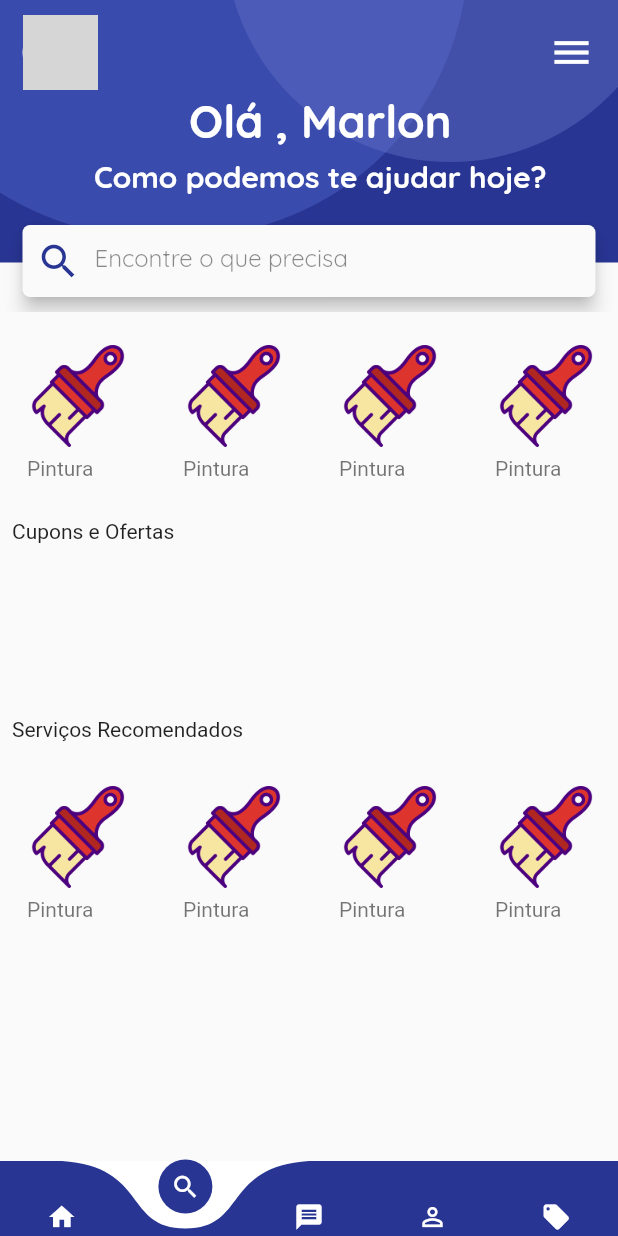
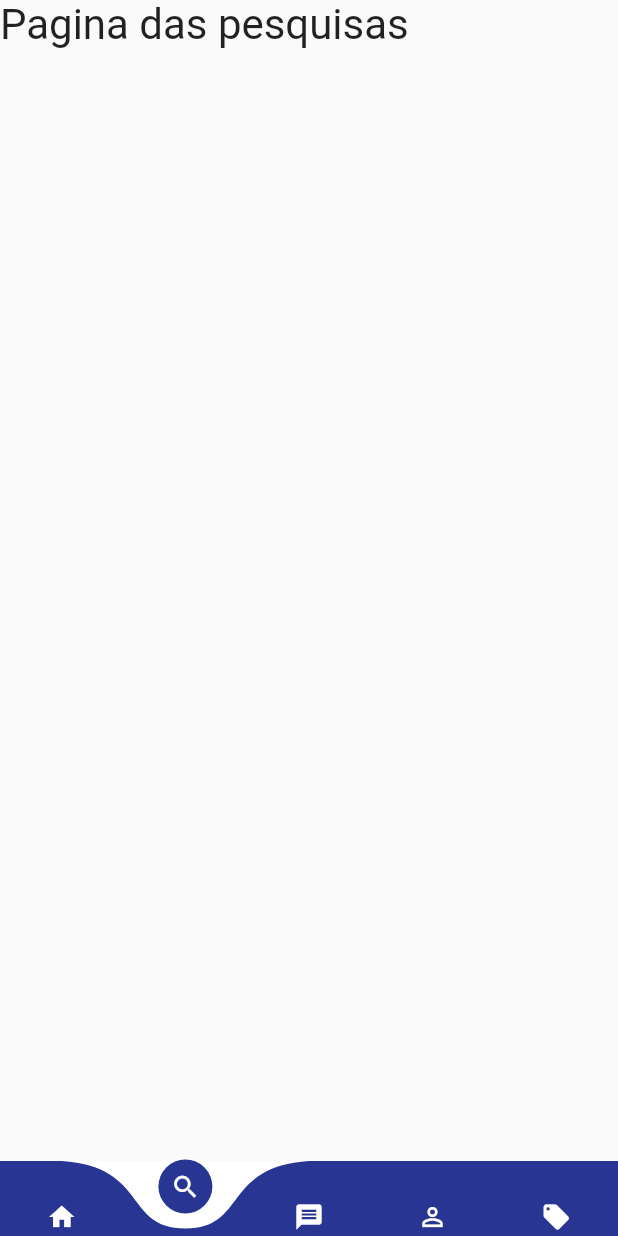
Before and after one commit to Marlon-Paulo-da-Silva/Aplicativo-de-Servi-os, a Flutter app: the screen it shows after launch, item 2 of the bottom bar chosen, on a phone screen of 412 x 824 dp. Run offline on Flutter 3.47's test engine with Material 2 defaults, Android fonts, the phone set to English and light mode, and no system bars; our stand-ins replace curved_navigation_bar; grey boxes are pictures that could not be loaded.

Commit message:
criado as paginas, e a paginação

```diff
--- a/lib/main.dart
+++ b/lib/main.dart
@@ -1,8 +1,12 @@
 import 'package:curved_navigation_bar/curved_navigation_bar.dart';
 import 'package:flutter/material.dart';
 
-import 'package:projetinhoflutterhttp/components/horizontal_listview.dart';
-import 'package:projetinhoflutterhttp/components/horizontal_listview_cupons.dart';
+import 'package:projetinhoflutterhttp/pages/flutterPages.dart';
+import 'package:projetinhoflutterhttp/pages/pageHome.dart';
+import 'package:projetinhoflutterhttp/pages/pageMessage.dart';
+import 'package:projetinhoflutterhttp/pages/pageProfile.dart';
+import 'package:projetinhoflutterhttp/pages/pageSearch.dart';
+import 'package:projetinhoflutterhttp/pages/pageOffer.dart';
 
 void main() => runApp(MyApp());
 
@@ -27,180 +31,49 @@ class HomePage extends StatefulWidget {
 }
 
 class _HomePageState extends State<HomePage> {
+  int pageIndex = 0;
+
+  final PagesFlutter _pages = PagesFlutter();
+  final PageProfile _profile = PageProfile();
+  final PageHome _home = PageHome();
+  final PageMessage _messages = PageMessage();
+  final PageOffer _offer = PageOffer();
+  final PageSearch _search = PageSearch();
+
+  Widget _showPage = new PagesFlutter();
+
+  Widget _pageChooser(int page) {
+    switch (page) {
+      case 0:
+        return _home;
+        break;
+      case 1:
+        return _search;
+        break;
+      case 2:
+        return _messages;
+        break;
+      case 3:
+        return _profile;
+        break;
+      case 4:
+        return _offer;
+        break;
+      default:
+        return new Container(
+          child: Text(
+            'Nao foi selecionado nenhuma pagina',
+            style: TextStyle(fontSize: 30),
+          ),
+        );
+    }
+  }
+
   @override
   Widget build(BuildContext context) {
     return Scaffold(
-      body: ListView(
-        children: <Widget>[
-          Column(
-            crossAxisAlignment: CrossAxisAlignment.start,
-            children: <Widget>[
-              Stack(
-                children: <Widget>[
-                  Container(
-                    height: 175.0,
-                    width: double.infinity,
-                    color: Colors.indigo[800],
-                  ),
-                  Positioned(
-                    bottom: 50.0,
-                    right: 100.0,
-                    child: Container(
-                      height: 400.0,
-                      width: 400.0,
-                      decoration: BoxDecoration(
-                        borderRadius: BorderRadius.circular(190),
-                        color: Colors.indigo[500].withOpacity(0.8),
-                      ),
-                    ),
-                  ),
-                  Positioned(
-                    bottom: 100.0,
-                    left: 150.0,
-                    child: Container(
-                      height: 300.0,
-                      width: 300.0,
-                      decoration: BoxDecoration(
-                        borderRadius: BorderRadius.circular(150),
-                        color: Colors.indigo[400].withOpacity(0.5),
-                      ),
-                    ),
-                  ),
-                  Column(
-                    children: <Widget>[
-                      SizedBox(height: 10.0),
-                      Row(
-                        children: <Widget>[
-                          SizedBox(width: 15.0),
-                          Container(
-                            alignment: Alignment.topLeft,
-                            height: 50.0,
-                            width: 50.0,
-                            decoration: BoxDecoration(
-                              borderRadius: BorderRadius.circular(25.0),
-                              border: Border.all(
-                                  color: Colors.white,
-                                  style: BorderStyle.solid,
-                                  width: 2.0),
-                              image: DecorationImage(
-                                image: AssetImage('images/perfil-marlon.jpg'),
-                              ),
-                            ),
-                          ),
-                          SizedBox(
-                            width: MediaQuery.of(context).size.width - 120.0,
-                          ),
-                          Container(
-                            alignment: Alignment.topRight,
-                            child: IconButton(
-                              icon: Icon(Icons.menu),
-                              onPressed: () {},
-                              color: Colors.white,
-                              iconSize: 30.0,
-                            ),
-                          ),
-                        ],
-                      ),
-                      SizedBox(height: 2.0),
-                      Padding(
-                        padding: EdgeInsets.only(left: 15.0),
-                        child: Text(
-                          'Olá , Marlon',
-                          style: TextStyle(
-                            fontFamily: 'Quicksand',
-                            fontSize: 30.0,
-                            fontWeight: FontWeight.bold,
-                            color: Colors.white,
-                          ),
-                        ),
-                      ),
-                      SizedBox(height: 5.0),
-                      Padding(
-                        padding: EdgeInsets.only(left: 15.0),
-                        child: Text(
-                          'Como podemos te ajudar hoje?',
-                          style: TextStyle(
-                            fontFamily: 'Quicksand',
-                            fontSize: 20.0,
-                            fontWeight: FontWeight.bold,
-                            color: Colors.white,
-                          ),
-                        ),
-                      ),
-                      SizedBox(height: 20.0),
-                      Padding(
-                        padding: EdgeInsets.only(left: 15.0, right: 15.0),
-                        child: Material(
-                          elevation: 5.0,
-                          borderRadius: BorderRadius.circular(5.0),
-                          child: TextFormField(
-                            decoration: InputDecoration(
-                              border: InputBorder.none,
-                              prefixIcon: Icon(
-                                Icons.search,
-                                color: Colors.indigo[800],
-                                size: 30.0,
-                              ),
-                              hintText: 'Encontre o que precisa',
-                              hintStyle: TextStyle(
-                                  color: Colors.black45,
-                                  fontFamily: 'Quicksand'),
-                            ),
-                          ),
-                        ),
-                      ),
-                      SizedBox(height: 10.0),
-                    ],
-                  )
-                ],
-              ),
-              SizedBox(
-                height: 10.0,
-              ),
-              Stack(
-                children: <Widget>[
-                  SizedBox(
-                    height: 10.0,
-                  ),
-                  HorizontalList(),
-                ],
-              ),
-              SizedBox(
-                height: 20.0,
-              ),
-              Padding(
-                padding: const EdgeInsets.all(8.0),
-                child: Text(
-                  'Cupons e Ofertas',
-                  style: TextStyle(),
-                ),
-              ),
-              SizedBox(
-                height: 10.0,
-              ),
-              Stack(
-                children: <Widget>[
-                  HorizontalListviewCupons(),
-                ],
-              ),
-              SizedBox(
-                height: 30.0,
-              ),
-              Padding(
-                padding: const EdgeInsets.all(8.0),
-                child: Text('Serviços Recomendados'),
-              ),
-              SizedBox(
-                height: 10.0,
-              ),
-              Stack(
-                children: <Widget>[
-                  HorizontalList(),
-                ],
-              ),
-            ],
-          )
-        ],
+      body: Container(
+        child: _showPage,
       ),
       bottomNavigationBar: CurvedNavigationBar(
         backgroundColor: Colors.white,
@@ -235,9 +108,12 @@ class _HomePageState extends State<HomePage> {
           ),
         ],
         animationDuration: Duration(milliseconds: 200),
-        index: 0,
+        index: pageIndex,
         onTap: (index) {
           debugPrint('botao $index');
+          setState(() {
+            _showPage = _pageChooser(index);
+          });
           //Handle button tap
         },
       ),
--- a/lib/pages/pageSearch.dart
+++ b/lib/pages/pageSearch.dart
@@ -0,0 +1,13 @@
+import 'package:flutter/material.dart';
+
+class PageSearch extends StatelessWidget {
+  @override
+  Widget build(BuildContext context) {
+    return Container(
+      child: Text(
+        'Pagina das pesquisas',
+        textScaleFactor: 2.0,
+      ),
+    );
+  }
+}
```
Also changed, not shown: lib/pages/flutterPages.dart (added, +13 -0 lines), lib/pages/pageHome.dart (+183 -0 lines), lib/pages/pageMessage.dart (+13 -0 lines), lib/pages/pageProfile.dart (+13 -0 lines).
